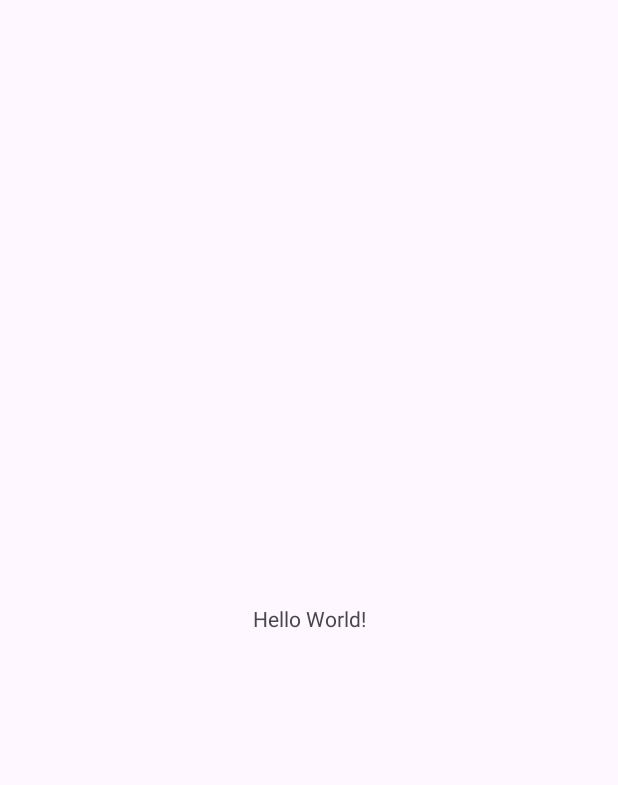
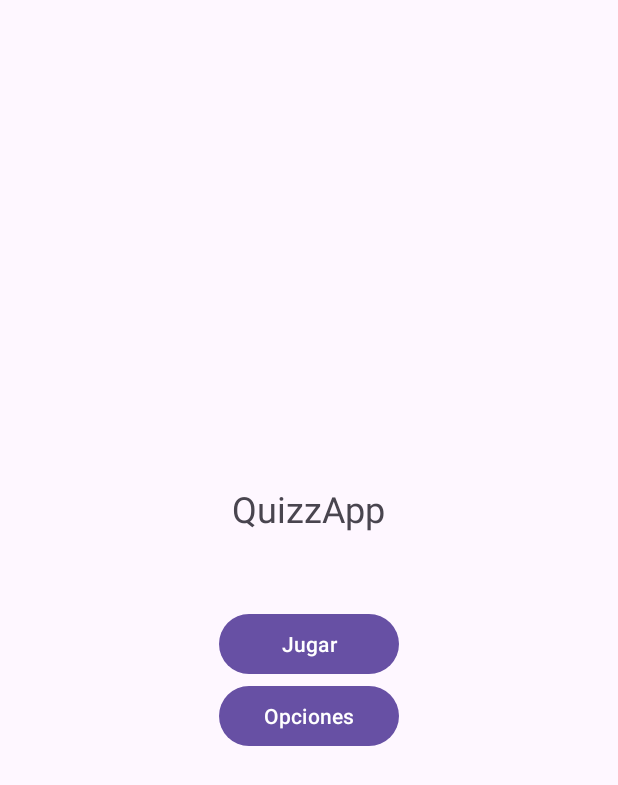
Before and after one commit to RVMiranda/QuizzApp-Intents, an Android app: the screen it shows after launch (MainActivity), on a phone screen of 412 x 824 dp. Before the commit the part shown is almost empty. Shown: the top 785 px of the screen. Run offline under Robolectric (Android 15) with nearby library versions, the phone set to English and light mode, and no system bars.

Commit message:
Base para el proyecto terminada lista para implementar todo

```diff
--- a/app/src/main/AndroidManifest.xml
+++ b/app/src/main/AndroidManifest.xml
@@ -13,6 +13,12 @@
         android:theme="@style/Theme.QuizzAppProject"
         tools:targetApi="31">
         <activity
+            android:name=".ActivitySettings"
+            android:exported="false" />
+        <activity
+            android:name=".PlayActivity"
+            android:exported="false" />
+        <activity
             android:name=".MainActivity"
             android:exported="true">
             <intent-filter>
--- a/app/src/main/java/com/example/quizzapp_project/MainActivity.kt
+++ b/app/src/main/java/com/example/quizzapp_project/MainActivity.kt
@@ -1,20 +1,32 @@
 package com.example.quizzapp_project
 
+import android.content.Intent
 import android.os.Bundle
+import android.widget.Button
 import androidx.activity.enableEdgeToEdge
 import androidx.appcompat.app.AppCompatActivity
 import androidx.core.view.ViewCompat
 import androidx.core.view.WindowInsetsCompat
 
 class MainActivity : AppCompatActivity() {
+    private lateinit var btnJugar: Button
+    private lateinit var btnOpciones: Button
+
+
     override fun onCreate(savedInstanceState: Bundle?) {
         super.onCreate(savedInstanceState)
-        enableEdgeToEdge()
         setContentView(R.layout.activity_main)
-        ViewCompat.setOnApplyWindowInsetsListener(findViewById(R.id.main)) { v, insets ->
-            val systemBars = insets.getInsets(WindowInsetsCompat.Type.systemBars())
-            v.setPadding(systemBars.left, systemBars.top, systemBars.right, systemBars.bottom)
-            insets
+
+        btnJugar = findViewById(R.id.btnPlay)
+        btnOpciones = findViewById(R.id.btnOptions)
+
+        btnJugar.setOnClickListener {
+            val intent = Intent(this, PlayActivity::class.java)
+            startActivity(intent)
+        }
+        btnOpciones.setOnClickListener {
+            val intent = Intent(this, ActivitySettings::class.java)
+            startActivity(intent)
         }
     }
 }
--- /dev/null
+++ b/app/src/main/res/layout-land/activity_main.xml
@@ -0,0 +1,85 @@
+<?xml version="1.0" encoding="utf-8"?>
+<FrameLayout xmlns:android="http://schemas.android.com/apk/res/android"
+    xmlns:app="http://schemas.android.com/apk/res-auto"
+    xmlns:tools="http://schemas.android.com/tools"
+    android:id="@+id/main"
+    android:layout_width="match_parent"
+    android:layout_height="match_parent"
+    android:background="@color/cardview_dark_background"
+    android:gravity="center"
+    android:orientation="vertical"
+    tools:context=".MainActivity">
+
+    <LinearLayout
+        android:layout_width="match_parent"
+        android:layout_height="wrap_content"
+        android:layout_gravity="center"
+        android:gravity="center"
+        android:orientation="horizontal">
+
+        <Space
+            android:layout_width="100dp"
+            android:layout_height="match_parent" />
+
+        <TextView
+
+            android:id="@+id/question_text"
+            android:layout_width="0dp"
+            android:layout_height="wrap_content"
+            android:layout_weight="1"
+            android:text="@string/app_name"
+            android:textAlignment="center"
+            android:textColor="@color/cardview_light_background"
+            android:textSize="24sp" />
+
+        <Space
+            android:layout_width="100dp"
+            android:layout_height="match_parent" />
+    </LinearLayout>
+
+    <LinearLayout
+        android:layout_width="match_parent"
+        android:layout_height="wrap_content"
+        android:layout_gravity="center|bottom"
+        android:layout_marginBottom="120dp"
+        android:gravity="center"
+        android:orientation="horizontal">
+
+        <LinearLayout
+            android:layout_width="match_parent"
+            android:layout_height="wrap_content"
+            android:gravity="center">
+
+            <Space
+                android:layout_width="0dp"
+                android:layout_height="match_parent"
+                android:layout_weight="2" />
+
+            <Button
+                android:id="@+id/btnPlay"
+                android:layout_width="120dp"
+                android:layout_height="wrap_content"
+                android:layout_gravity="start|bottom"
+                android:text="@string/btn_start" />
+
+            <Space
+                android:layout_width="0dp"
+                android:layout_height="match_parent"
+                android:layout_weight="1" />
+
+            <Button
+                android:id="@+id/btnOptions"
+                android:layout_width="120dp"
+                android:layout_height="wrap_content"
+                android:layout_gravity="end|bottom"
+                android:text="@string/btn_options" />
+
+            <Space
+                android:layout_width="0dp"
+                android:layout_height="match_parent"
+                android:layout_weight="2" />
+        </LinearLayout>
+    </LinearLayout>
+
+
+</FrameLayout>
--- a/app/src/main/res/layout/activity_main.xml
+++ b/app/src/main/res/layout/activity_main.xml
@@ -1,19 +1,31 @@
 <?xml version="1.0" encoding="utf-8"?>
-<androidx.constraintlayout.widget.ConstraintLayout xmlns:android="http://schemas.android.com/apk/res/android"
+<LinearLayout xmlns:android="http://schemas.android.com/apk/res/android"
     xmlns:app="http://schemas.android.com/apk/res-auto"
     xmlns:tools="http://schemas.android.com/tools"
     android:id="@+id/main"
     android:layout_width="match_parent"
     android:layout_height="match_parent"
+    android:gravity="center"
+    android:orientation="vertical"
     tools:context=".MainActivity">
 
     <TextView
         android:layout_width="wrap_content"
         android:layout_height="wrap_content"
-        android:text="Hello World!"
-        app:layout_constraintBottom_toBottomOf="parent"
-        app:layout_constraintEnd_toEndOf="parent"
-        app:layout_constraintStart_toStartOf="parent"
-        app:layout_constraintTop_toTopOf="parent" />
+        android:layout_marginBottom="50dp"
+        android:text="@string/app_name"
+        android:textSize="24sp" />
 
-</androidx.constraintlayout.widget.ConstraintLayout>
+    <Button
+        android:id="@+id/btnPlay"
+        android:layout_width="120dp"
+        android:layout_height="wrap_content"
+        android:text="@string/btn_start" />
+
+    <Button
+        android:id="@+id/btnOptions"
+        android:layout_width="120dp"
+        android:layout_height="wrap_content"
+        android:text="@string/btn_options" />
+
+</LinearLayout>
--- a/app/src/main/res/values/strings.xml
+++ b/app/src/main/res/values/strings.xml
@@ -1,3 +1,5 @@
 <resources>
-    <string name="app_name">QuizzApp-Project</string>
+    <string name="app_name">QuizzApp</string>
+    <string name="btn_start">Jugar</string>
+    <string name="btn_options">Opciones</string>
 </resources>
```
Also changed, not shown: app/src/main/java/com/example/quizzapp_project/ActivitySettings.kt (added, +20 -0 lines), app/src/main/java/com/example/quizzapp_project/PlayActivity.kt (added, +20 -0 lines), app/src/main/res/layout/activity_play.xml (added, +16 -0 lines), app/src/main/res/layout/activity_settings.xml (added, +16 -0 lines).
